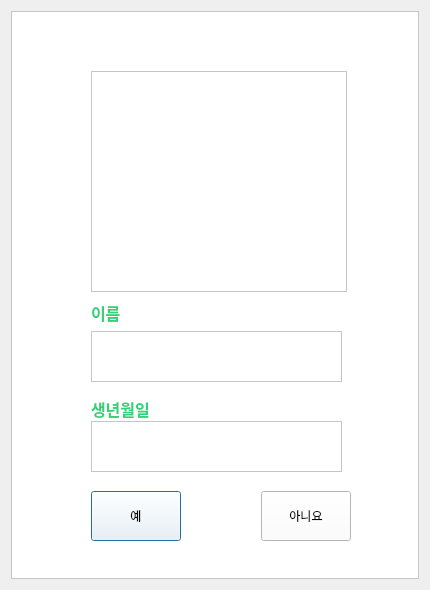
Qt form ui/check_login.ui (pJunghan/RobotArm) before a commit.
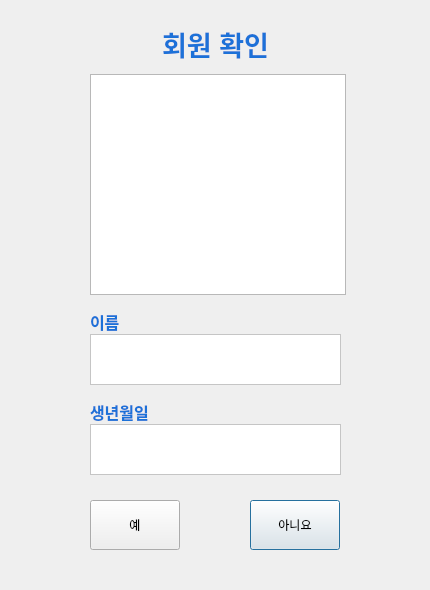
The same form after that commit.

```diff
--- a/ui/check_login.ui
+++ b/ui/check_login.ui
@@ -22,23 +22,40 @@
   <property name="styleSheet">
    <string notr="true"/>
   </property>
-  <layout class="QGridLayout" name="gridLayout">
-   <item row="0" column="0">
-    <widget class="QFrame" name="frame">
+  <widget class="QPushButton" name="noBtn">
+   <property name="geometry">
+    <rect>
+     <x>250</x>
+     <y>500</y>
+     <width>90</width>
+     <height>50</height>
+    </rect>
+   </property>
+   <property name="text">
+    <string>아니요</string>
+   </property>
+  </widget>
+  <widget class="QPushButton" name="yesBtn">
+   <property name="geometry">
+    <rect>
+     <x>90</x>
+     <y>500</y>
+     <width>90</width>
+     <height>50</height>
+    </rect>
+   </property>
      <property name="styleSheet">
-      <string notr="true">background-color: rgb(255, 255, 255);</string>
-     </property>
-     <property name="frameShape">
-      <enum>QFrame::StyledPanel</enum>
-     </property>
-     <property name="frameShadow">
-      <enum>QFrame::Raised</enum>
-     </property>
+    <string notr="true"/>
+   </property>
+   <property name="text">
+    <string>예</string>
+   </property>
+  </widget>
      <widget class="QLabel" name="label">
       <property name="geometry">
        <rect>
-        <x>140</x>
-        <y>10</y>
+     <x>150</x>
+     <y>24</y>
         <width>131</width>
         <height>41</height>
        </rect>
@@ -47,14 +64,39 @@
        <string notr="true"/>
       </property>
       <property name="text">
-       <string>&lt;html&gt;&lt;head/&gt;&lt;body&gt;&lt;p align=&quot;center&quot;&gt;&lt;span style=&quot; font-size:20pt; font-weight:600; color:#ffffff;&quot;&gt;회원 확인&lt;/span&gt;&lt;/p&gt;&lt;/body&gt;&lt;/html&gt;</string>
+    <string>&lt;html&gt;&lt;head/&gt;&lt;body&gt;&lt;p align=&quot;center&quot;&gt;&lt;span style=&quot; font-size:20pt; font-weight:600; color:#1c71d8;&quot;&gt;회원 확인&lt;/span&gt;&lt;/p&gt;&lt;/body&gt;&lt;/html&gt;</string>
+   </property>
+  </widget>
+  <widget class="QTextBrowser" name="Birth">
+   <property name="geometry">
+    <rect>
+     <x>90</x>
+     <y>424</y>
+     <width>251</width>
+     <height>51</height>
+    </rect>
+   </property>
+   <property name="font">
+    <font>
+     <stylestrategy>PreferAntialias</stylestrategy>
+    </font>
+   </property>
+   <property name="styleSheet">
+    <string notr="true">background-color: rgb(255, 255, 255);</string>
+   </property>
+   <property name="html">
+    <string>&lt;!DOCTYPE HTML PUBLIC &quot;-//W3C//DTD HTML 4.0//EN&quot; &quot;http://www.w3.org/TR/REC-html40/strict.dtd&quot;&gt;
+&lt;html&gt;&lt;head&gt;&lt;meta name=&quot;qrichtext&quot; content=&quot;1&quot; /&gt;&lt;style type=&quot;text/css&quot;&gt;
+p, li { white-space: pre-wrap; }
+&lt;/style&gt;&lt;/head&gt;&lt;body style=&quot; font-family:'Ubuntu'; font-size:11pt; font-weight:400; font-style:normal;&quot;&gt;
+&lt;p align=&quot;center&quot; style=&quot;-qt-paragraph-type:empty; margin-top:0px; margin-bottom:0px; margin-left:0px; margin-right:0px; -qt-block-indent:0; text-indent:0px;&quot;&gt;&lt;br /&gt;&lt;/p&gt;&lt;/body&gt;&lt;/html&gt;</string>
       </property>
      </widget>
      <widget class="QGraphicsView" name="user_photo">
       <property name="geometry">
        <rect>
-        <x>80</x>
-        <y>60</y>
+     <x>90</x>
+     <y>74</y>
         <width>256</width>
         <height>221</height>
        </rect>
@@ -63,104 +105,75 @@
        <string notr="true">selection-color: rgb(53, 132, 228);</string>
       </property>
      </widget>
-     <widget class="QTextBrowser" name="Name">
-      <property name="geometry">
-       <rect>
-        <x>80</x>
-        <y>320</y>
-        <width>251</width>
-        <height>51</height>
-       </rect>
-      </property>
-      <property name="styleSheet">
-       <string notr="true">background-color: rgb(255, 255, 255);</string>
-      </property>
-      <property name="html">
-       <string>&lt;!DOCTYPE HTML PUBLIC &quot;-//W3C//DTD HTML 4.0//EN&quot; &quot;http://www.w3.org/TR/REC-html40/strict.dtd&quot;&gt;
-&lt;html&gt;&lt;head&gt;&lt;meta name=&quot;qrichtext&quot; content=&quot;1&quot; /&gt;&lt;style type=&quot;text/css&quot;&gt;
-p, li { white-space: pre-wrap; }
-&lt;/style&gt;&lt;/head&gt;&lt;body style=&quot; font-family:'Ubuntu'; font-size:11pt; font-weight:400; font-style:normal;&quot;&gt;
-&lt;p align=&quot;center&quot; style=&quot;-qt-paragraph-type:empty; margin-top:0px; margin-bottom:0px; margin-left:0px; margin-right:0px; -qt-block-indent:0; text-indent:0px;&quot;&gt;&lt;br /&gt;&lt;/p&gt;&lt;/body&gt;&lt;/html&gt;</string>
-      </property>
-     </widget>
-     <widget class="QTextBrowser" name="Birth">
-      <property name="geometry">
-       <rect>
-        <x>80</x>
-        <y>410</y>
-        <width>251</width>
-        <height>51</height>
-       </rect>
-      </property>
-      <property name="styleSheet">
-       <string notr="true">background-color: rgb(255, 255, 255);</string>
-      </property>
-      <property name="html">
-       <string>&lt;!DOCTYPE HTML PUBLIC &quot;-//W3C//DTD HTML 4.0//EN&quot; &quot;http://www.w3.org/TR/REC-html40/strict.dtd&quot;&gt;
-&lt;html&gt;&lt;head&gt;&lt;meta name=&quot;qrichtext&quot; content=&quot;1&quot; /&gt;&lt;style type=&quot;text/css&quot;&gt;
-p, li { white-space: pre-wrap; }
-&lt;/style&gt;&lt;/head&gt;&lt;body style=&quot; font-family:'Ubuntu'; font-size:11pt; font-weight:400; font-style:normal;&quot;&gt;
-&lt;p align=&quot;center&quot; style=&quot;-qt-paragraph-type:empty; margin-top:0px; margin-bottom:0px; margin-left:0px; margin-right:0px; -qt-block-indent:0; text-indent:0px;&quot;&gt;&lt;br /&gt;&lt;/p&gt;&lt;/body&gt;&lt;/html&gt;</string>
-      </property>
-     </widget>
-     <widget class="QPushButton" name="yesBtn">
-      <property name="geometry">
-       <rect>
-        <x>80</x>
-        <y>480</y>
-        <width>90</width>
-        <height>50</height>
-       </rect>
-      </property>
-      <property name="styleSheet">
-       <string notr="true"/>
-      </property>
-      <property name="text">
-       <string>예</string>
-      </property>
-     </widget>
-     <widget class="QPushButton" name="noBtn">
-      <property name="geometry">
-       <rect>
-        <x>250</x>
-        <y>480</y>
-        <width>90</width>
-        <height>50</height>
-       </rect>
-      </property>
-      <property name="text">
-       <string>아니요</string>
-      </property>
-     </widget>
      <widget class="QLabel" name="label_2">
       <property name="geometry">
        <rect>
-        <x>80</x>
-        <y>290</y>
-        <width>67</width>
+     <x>90</x>
+     <y>310</y>
+     <width>61</width>
         <height>21</height>
        </rect>
       </property>
+   <property name="styleSheet">
+    <string notr="true"/>
+   </property>
       <property name="text">
-       <string>&lt;html&gt;&lt;head/&gt;&lt;body&gt;&lt;p&gt;&lt;span style=&quot; font-size:12pt; font-weight:600; color:#33d17a;&quot;&gt;이름&lt;/span&gt;&lt;/p&gt;&lt;/body&gt;&lt;/html&gt;</string>
+    <string>&lt;html&gt;&lt;head/&gt;&lt;body&gt;&lt;p&gt;&lt;span style=&quot; font-size:12pt; font-weight:600; color:#1c71d8;&quot;&gt;이름&lt;/span&gt;&lt;/p&gt;&lt;/body&gt;&lt;/html&gt;</string>
+   </property>
+   <property name="alignment">
+    <set>Qt::AlignLeading|Qt::AlignLeft|Qt::AlignTop</set>
+   </property>
+   <property name="indent">
+    <number>0</number>
+   </property>
+  </widget>
+  <widget class="QTextBrowser" name="Name">
+   <property name="geometry">
+    <rect>
+     <x>90</x>
+     <y>334</y>
+     <width>251</width>
+     <height>51</height>
+    </rect>
+   </property>
+   <property name="styleSheet">
+    <string notr="true">background-color: rgb(255, 255, 255);</string>
+   </property>
+   <property name="html">
+    <string>&lt;!DOCTYPE HTML PUBLIC &quot;-//W3C//DTD HTML 4.0//EN&quot; &quot;http://www.w3.org/TR/REC-html40/strict.dtd&quot;&gt;
+&lt;html&gt;&lt;head&gt;&lt;meta name=&quot;qrichtext&quot; content=&quot;1&quot; /&gt;&lt;style type=&quot;text/css&quot;&gt;
+p, li { white-space: pre-wrap; }
+&lt;/style&gt;&lt;/head&gt;&lt;body style=&quot; font-family:'Ubuntu'; font-size:11pt; font-weight:400; font-style:normal;&quot;&gt;
+&lt;p align=&quot;center&quot; style=&quot;-qt-paragraph-type:empty; margin-top:0px; margin-bottom:0px; margin-left:0px; margin-right:0px; -qt-block-indent:0; text-indent:0px;&quot;&gt;&lt;br /&gt;&lt;/p&gt;&lt;/body&gt;&lt;/html&gt;</string>
       </property>
      </widget>
      <widget class="QLabel" name="label_3">
       <property name="geometry">
        <rect>
-        <x>80</x>
-        <y>386</y>
+     <x>90</x>
+     <y>400</y>
         <width>67</width>
         <height>21</height>
        </rect>
       </property>
+   <property name="styleSheet">
+    <string notr="true"/>
+   </property>
       <property name="text">
-       <string>&lt;html&gt;&lt;head/&gt;&lt;body&gt;&lt;p&gt;&lt;span style=&quot; font-size:12pt; font-weight:600; color:#33d17a;&quot;&gt;생년월일&lt;/span&gt;&lt;/p&gt;&lt;/body&gt;&lt;/html&gt;</string>
-      </property>
-     </widget>
-    </widget>
-   </item>
-  </layout>
+    <string>&lt;html&gt;&lt;head/&gt;&lt;body&gt;&lt;p&gt;&lt;span style=&quot; font-size:12pt; font-weight:600; color:#1c71d8;&quot;&gt;생년월일&lt;/span&gt;&lt;/p&gt;&lt;/body&gt;&lt;/html&gt;</string>
+   </property>
+   <property name="indent">
+    <number>0</number>
+   </property>
+  </widget>
+  <zorder>noBtn</zorder>
+  <zorder>yesBtn</zorder>
+  <zorder>label</zorder>
+  <zorder>Birth</zorder>
+  <zorder>user_photo</zorder>
+  <zorder>Name</zorder>
+  <zorder>label_2</zorder>
+  <zorder>label_3</zorder>
  </widget>
  <resources/>
  <connections/>
```
Lines whose indentation alone changed are shown as unchanged.
